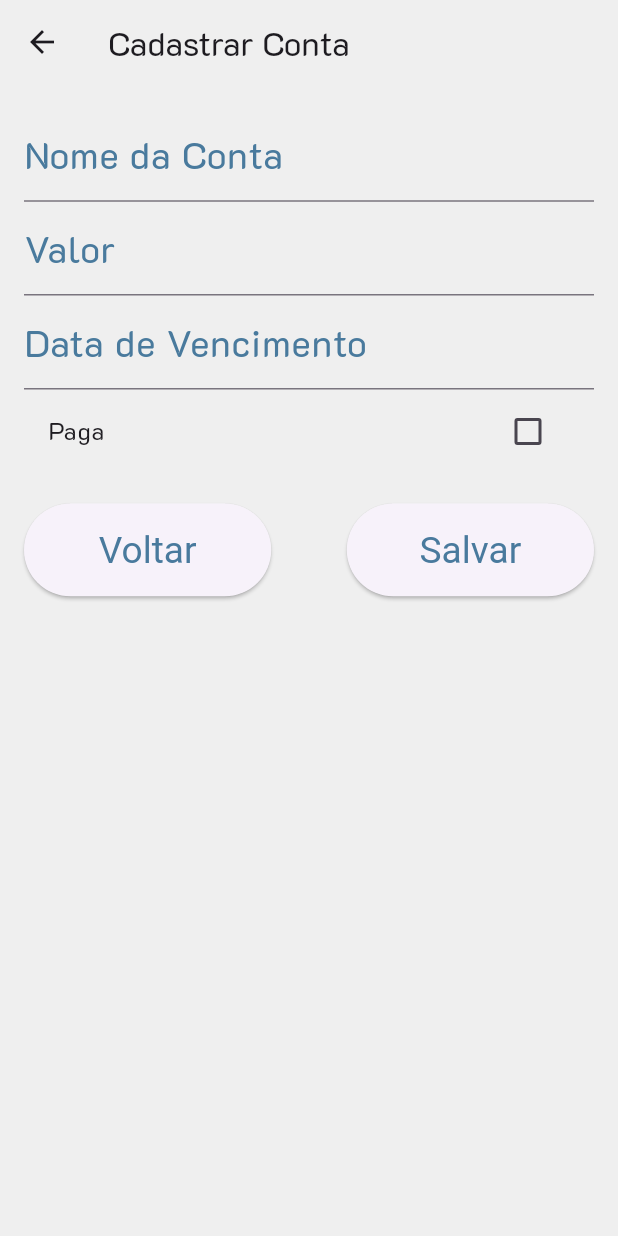
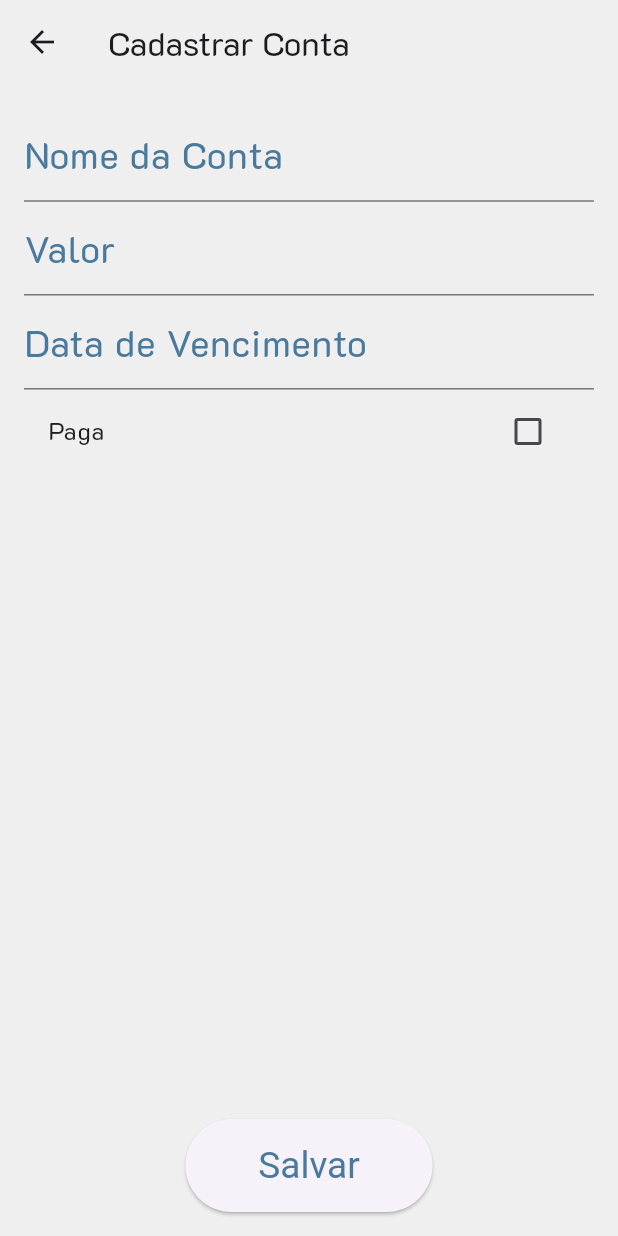
Before and after one commit to pedroaugustosgs/Rate.io, a Flutter app: the CadastrarContaScreen screen opened by its route, on a phone screen of 412 x 824 dp. Run offline on Flutter 3.47's test engine with Material 3 defaults, Android fonts, the phone set to English and light mode, and no system bars; our stand-ins replace cloud_firestore, firebase_auth, firebase_core, firebase_messaging, flutter_masked_text2, flutter_rating_bar and 2 more; missing offline and left inert: dart:ffi; accounts and stored records are empty.

Commit message:
Cadastrar conta e pagamento meio arrumado

```diff
--- a/rate_io/lib/cadastrarContaScreen.dart
+++ b/rate_io/lib/cadastrarContaScreen.dart
@@ -83,16 +83,9 @@ class _CadastrarContaScreenState extends State<CadastrarContaScreen> {
                   });
                 },
               ),
-              SizedBox(height: 20),
-              Row(
-                mainAxisAlignment: MainAxisAlignment.spaceBetween,
-                children: <Widget>[
-                  ElevatedButton(
-                    onPressed: () {
-                      Navigator.of(context).pop();
-                    },
-                    child: Text('Voltar'),
-                  ),
+              Spacer(),
+
+
                   ElevatedButton(
                     onPressed: () {
                       if (_formKey.currentState!.validate()) {
@@ -136,8 +129,8 @@ class _CadastrarContaScreenState extends State<CadastrarContaScreen> {
                     },
                     child: Text('Salvar'),
                   ),
-                ],
-              ),
+
+
             ],
           ),
         ),
```
Also changed, not shown: rate_io/lib/cadastrarPagamentoScreen.dart (+3 -12 lines).
